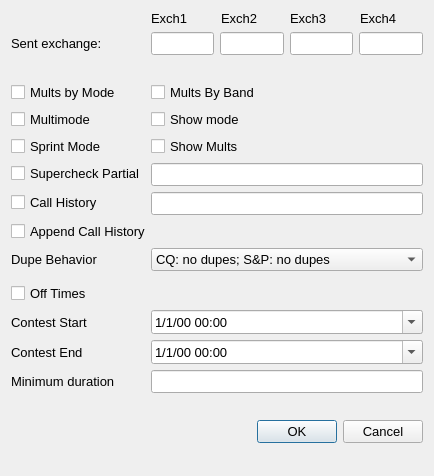
Old version of the form so2sdr/contestoptdialog.ui in the repository n4ogw/so2sdr.
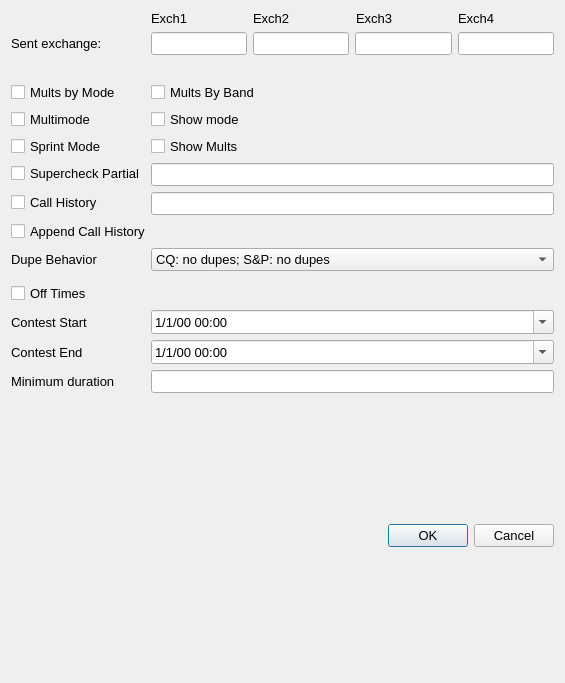
New version of the form.

The edit to the form file:
```diff
--- a/so2sdr/contestoptdialog.ui
+++ b/so2sdr/contestoptdialog.ui
@@ -9,8 +9,8 @@
    <rect>
     <x>0</x>
     <y>0</y>
-    <width>434</width>
-    <height>476</height>
+    <width>565</width>
+    <height>683</height>
    </rect>
   </property>
   <property name="sizePolicy">
@@ -27,8 +27,8 @@
   </property>
   <property name="maximumSize">
    <size>
-    <width>565</width>
-    <height>683</height>
+    <width>700</width>
+    <height>1000</height>
    </size>
   </property>
   <property name="font">
```
Left out of the diff: 12 changed lines with no effect on the pictures.
